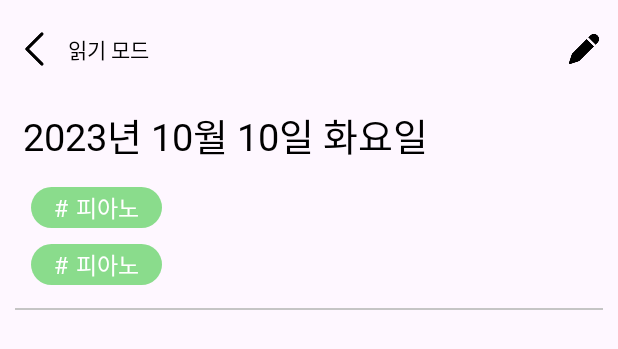
After one commit to KU-diarymate/android_diarymate, an Android app: the layout activity_diary.xml on its own in the app's theme, with its tools: preview values and no code run, on a phone screen of 412 x 824 dp. The commit adds this screen. Shown: the top 349 px of the screen. Run offline under Robolectric (Android 15) with nearby library versions, the phone set to English and light mode, and no system bars.

Commit message:
feat : working on diary activity

```diff
--- a/app/build.gradle
+++ b/app/build.gradle
@@ -1,6 +1,8 @@
 plugins {
     id 'com.android.application'
     id 'org.jetbrains.kotlin.android'
+    id 'kotlin-kapt'
+    id 'realm-android'
 }
 
 android {
@@ -37,6 +39,8 @@ android {
 }
 
 dependencies {
+    // flex layout manager
+    implementation 'com.google.android.flexbox:flexbox:3.0.0'
 
     implementation 'androidx.core:core-ktx:1.12.0'
     implementation 'androidx.appcompat:appcompat:1.6.1'
--- a/app/src/main/AndroidManifest.xml
+++ b/app/src/main/AndroidManifest.xml
@@ -21,6 +21,8 @@
                 <category android:name="android.intent.category.LAUNCHER" />
             </intent-filter>
         </activity>
+        <activity android:name=".DiaryActivity"
+            android:exported="true"/>
     </application>
 
 </manifest>
--- /dev/null
+++ b/app/src/main/res/drawable/background_hashtag.xml
@@ -0,0 +1,7 @@
+<?xml version="1.0" encoding="utf-8"?>
+<shape xmlns:android="http://schemas.android.com/apk/res/android"
+    android:shape="rectangle">
+    <size android:height="25dp" android:width="100dp"/>
+    <solid android:color="@color/white"/>
+    <corners android:radius="15dp"/>
+</shape>
--- /dev/null
+++ b/app/src/main/res/layout/activity_diary.xml
@@ -0,0 +1,109 @@
+<?xml version="1.0" encoding="utf-8"?>
+<androidx.constraintlayout.widget.ConstraintLayout xmlns:android="http://schemas.android.com/apk/res/android"
+    android:layout_width="match_parent"
+    android:layout_height="match_parent"
+    xmlns:app="http://schemas.android.com/apk/res-auto"
+    xmlns:tools="http://schemas.android.com/tools">
+
+    <ImageButton
+        android:id="@+id/diary_activity_back_btn"
+        android:layout_width="25dp"
+        android:layout_height="25dp"
+        app:layout_constraintStart_toStartOf="parent"
+        app:layout_constraintTop_toTopOf="parent"
+        android:src="@drawable/back_btn"
+        android:background="@color/transparent"
+        android:scaleType="fitCenter"
+        android:layout_marginTop="20dp"
+        android:layout_marginStart="10dp"/>
+
+    <TextView
+        android:id="@+id/diary_activity_mode_tv"
+        android:layout_width="wrap_content"
+        android:layout_height="wrap_content"
+        android:text="읽기 모드"
+        app:layout_constraintTop_toTopOf="@id/diary_activity_back_btn"
+        app:layout_constraintBottom_toBottomOf="@id/diary_activity_back_btn"
+        app:layout_constraintStart_toEndOf="@id/diary_activity_back_btn"
+        android:fontFamily="@font/pretendard_regular"
+        android:layout_marginStart="10dp"
+        android:textColor="@color/black"/>
+
+    <ImageButton
+        android:id="@+id/diary_activity_write_btn"
+        android:layout_width="25dp"
+        android:layout_height="25dp"
+        android:scaleType="fitCenter"
+        android:background="@drawable/icon_pen"
+        android:backgroundTint="@color/black"
+        app:layout_constraintTop_toTopOf="@id/diary_activity_back_btn"
+        app:layout_constraintBottom_toBottomOf="@id/diary_activity_back_btn"
+        app:layout_constraintEnd_toEndOf="parent"
+        android:layout_marginEnd="10dp"/>
+
+    <TextView
+        android:id="@+id/diary_activity_date_tv"
+        android:layout_width="wrap_content"
+        android:layout_height="wrap_content"
+        android:text="2023년 10월 10일 화요일"
+        android:textSize="25dp"
+        android:fontFamily="@font/pretendard_semi_bold"
+        android:textColor="@color/black"
+        app:layout_constraintStart_toStartOf="@id/diary_activity_back_btn"
+        app:layout_constraintTop_toBottomOf="@id/diary_activity_back_btn"
+        android:layout_marginTop="25dp"
+        android:layout_marginStart="5dp"/>
+
+    <androidx.recyclerview.widget.RecyclerView
+        android:id="@+id/diary_activity_hashtag_rv"
+        android:layout_width="match_parent"
+        android:layout_height="wrap_content"
+        app:layout_constraintStart_toStartOf="parent"
+        app:layout_constraintEnd_toEndOf="parent"
+        app:layout_constraintTop_toBottomOf="@id/diary_activity_date_tv"
+        android:layout_marginStart="15dp"
+        android:layout_marginEnd="15dp"
+        android:layout_marginTop="10dp"
+        tools:listitem="@layout/item_hashtag"
+        tools:itemCount="2"/>
+
+    <View
+        android:id="@+id/diary_activity_line"
+        android:layout_width="match_parent"
+        android:layout_height="1dp"
+        android:background="@color/grey"
+        app:layout_constraintStart_toStartOf="parent"
+        app:layout_constraintEnd_toEndOf="parent"
+        app:layout_constraintTop_toBottomOf="@id/diary_activity_hashtag_rv"
+        android:layout_marginStart="10dp"
+        android:layout_marginEnd="10dp"
+        android:layout_marginTop="10dp"/>
+
+    <ScrollView
+        android:layout_width="match_parent"
+        android:layout_height="0dp"
+        app:layout_constraintStart_toStartOf="parent"
+        app:layout_constraintEnd_toEndOf="parent"
+        app:layout_constraintBottom_toBottomOf="parent"
+        app:layout_constraintTop_toBottomOf="@+id/diary_activity_line"
+        android:layout_margin="10dp"
+        android:scrollbars="none">
+
+        <LinearLayout
+            android:layout_width="match_parent"
+            android:layout_height="wrap_content">
+
+            <EditText
+                android:enabled="false"
+                android:id="@+id/diary_activity_write_area_et"
+                android:layout_width="match_parent"
+                android:layout_height="wrap_content"
+                android:background="@color/transparent"
+                android:lineSpacingExtra="7dp"
+                android:textColor="@color/black"/>
+
+        </LinearLayout>
+
+    </ScrollView>
+
+</androidx.constraintlayout.widget.ConstraintLayout>
--- /dev/null
+++ b/app/src/main/res/layout/item_hashtag.xml
@@ -0,0 +1,40 @@
+<?xml version="1.0" encoding="utf-8"?>
+<androidx.constraintlayout.widget.ConstraintLayout xmlns:android="http://schemas.android.com/apk/res/android"
+    android:id="@+id/hashtag_background"
+    android:layout_width="wrap_content"
+    android:layout_height="wrap_content"
+    android:background="@drawable/background_hashtag"
+    android:backgroundTint="@color/green_theme"
+    android:paddingTop="2dp"
+    android:paddingBottom="2dp"
+    android:paddingStart="15dp"
+    android:paddingEnd="15dp"
+    android:layout_margin="5dp"
+    xmlns:app="http://schemas.android.com/apk/res-auto">
+
+    <TextView
+        android:id="@+id/hashtag_hash"
+        android:layout_width="wrap_content"
+        android:layout_height="wrap_content"
+        app:layout_constraintStart_toStartOf="parent"
+        app:layout_constraintTop_toTopOf="parent"
+        app:layout_constraintBottom_toBottomOf="parent"
+        android:text="#"
+        android:textColor="@color/white"
+        android:textSize="15dp"
+        android:fontFamily="@font/pretendard_semi_bold"/>
+
+    <TextView
+        android:id="@+id/hashtag_title_tv"
+        android:layout_width="wrap_content"
+        android:layout_height="wrap_content"
+        app:layout_constraintStart_toEndOf="@id/hashtag_hash"
+        app:layout_constraintTop_toTopOf="parent"
+        app:layout_constraintBottom_toBottomOf="parent"
+        android:text="피아노"
+        android:textColor="@color/white"
+        android:textSize="15dp"
+        android:fontFamily="@font/pretendard_semi_bold"
+        android:layout_marginStart="5dp"/>
+
+</androidx.constraintlayout.widget.ConstraintLayout>
```
Also changed, not shown: app/src/main/java/ku/kpro/diary_mate/CustomCalendarView.kt (+28 -0 lines), app/src/main/java/ku/kpro/diary_mate/Diary.kt (added, +12 -0 lines), app/src/main/java/ku/kpro/diary_mate/DiaryActivity.kt (added, +92 -0 lines), app/src/main/java/ku/kpro/diary_mate/DiaryFragment.kt (+18 -2 lines), app/src/main/java/ku/kpro/diary_mate/DiaryMateApplication.kt (added, +21 -0 lines), build.gradle (+9 -0 lines), app/src/main/res/drawable/back_btn.png (added), app/src/main/res/drawable/icon_pen.png (added).
